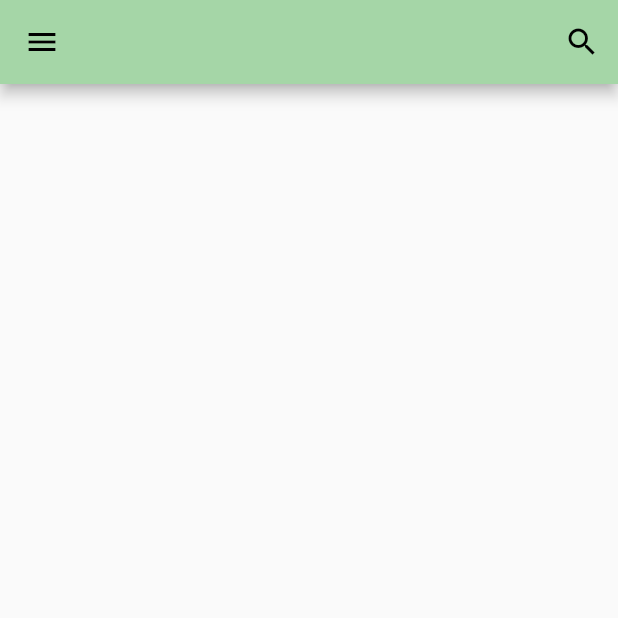
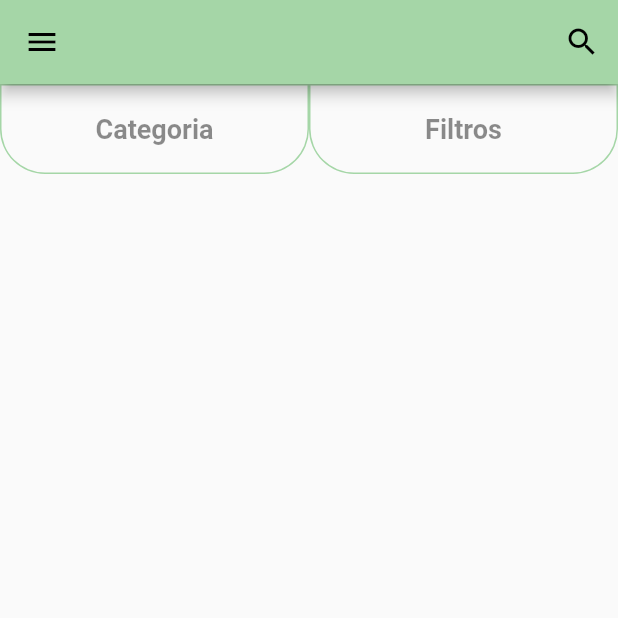
Before and after one commit to Judsonn/e-commerce, a Flutter app: the screen it shows after launch, on a phone screen of 412 x 824 dp, the top half of it. Run offline on Flutter 3.47's test engine with Material 2 defaults, Android fonts, the phone set to English and light mode, and no system bars; our stand-ins replace rxdart.

Commit message:
Add topBar the Categorias is Filtros

```diff
--- a/lib/pages/home/home_page.dart
+++ b/lib/pages/home/home_page.dart
@@ -1,6 +1,7 @@
 import 'package:e_comerce/bloc/home_page_bloc.dart';
 import 'package:e_comerce/common/custom_drawer/custom_drawer.dart';
 import 'package:e_comerce/pages/home/widgets/search_dialog.dart';
+import 'package:e_comerce/pages/home/widgets/top_bar.dart';
 import 'package:flutter/material.dart';
 import 'package:provider/provider.dart';
 
@@ -55,7 +56,7 @@ void didChangeDependencies() {
                 //containe é pra definir o damanho do local clicavel, ele usa o constrains para
                 //aproveitar o tamanho máximo clicavel
                   return Container(
-                    child: Text(snapshot.data),
+                    child: Text(snapshot.data, style: TextStyle(color: Colors.black45, fontWeight: FontWeight.bold, fontSize: 20),),
                     width: constraints.biggest.width,
                   );
               }
@@ -89,6 +90,11 @@ void didChangeDependencies() {
          ]
       ),
       drawer: CustomDrawer(),
+      body: Column(
+        children: <Widget>[
+        TopBar(),
+      ]
+      ),
     );
   }
 }
--- /dev/null
+++ b/lib/pages/home/widgets/bar_button.dart
@@ -0,0 +1,38 @@
+import 'package:flutter/material.dart';
+
+class BarButton extends StatelessWidget {
+const BarButton({this.onPressed,  this.label});
+
+final String label;
+final VoidCallback onPressed;
+
+  @override
+  Widget build(BuildContext context) {
+    return Expanded(
+      child: GestureDetector(
+        onTap: onPressed,
+
+        child: Container(
+          height: 60,
+          alignment: Alignment.center,
+          padding: const EdgeInsets.symmetric(horizontal: 16),
+          decoration: BoxDecoration(
+          borderRadius: BorderRadius.only(bottomRight: Radius.circular(30), bottomLeft: Radius.circular(30)),
+          border: Border.all(color: Theme.of(context).primaryColor, width: 1)
+          ),
+
+          child: Text(
+            label,
+            overflow: TextOverflow.ellipsis,
+            style: TextStyle(
+              fontWeight: FontWeight.bold,
+              fontSize: 18,
+              color: Colors.black45
+            ),
+          ),
+        ),
+
+      ),
+    );
+  }
+}
--- /dev/null
+++ b/lib/pages/home/widgets/top_bar.dart
@@ -0,0 +1,24 @@
+import 'package:e_comerce/pages/home/widgets/bar_button.dart';
+import 'package:flutter/material.dart';
+
+class TopBar extends StatelessWidget {
+  @override
+  Widget build(BuildContext context) {
+    return Row(
+      children: <Widget>[
+        BarButton(
+          label: "Categoria",
+          onPressed: (){
+
+          },
+        ),
+        BarButton(
+          label: "Filtros",
+          onPressed: (){
+
+          },
+        ),
+      ],
+    );
+  }
+}
```
